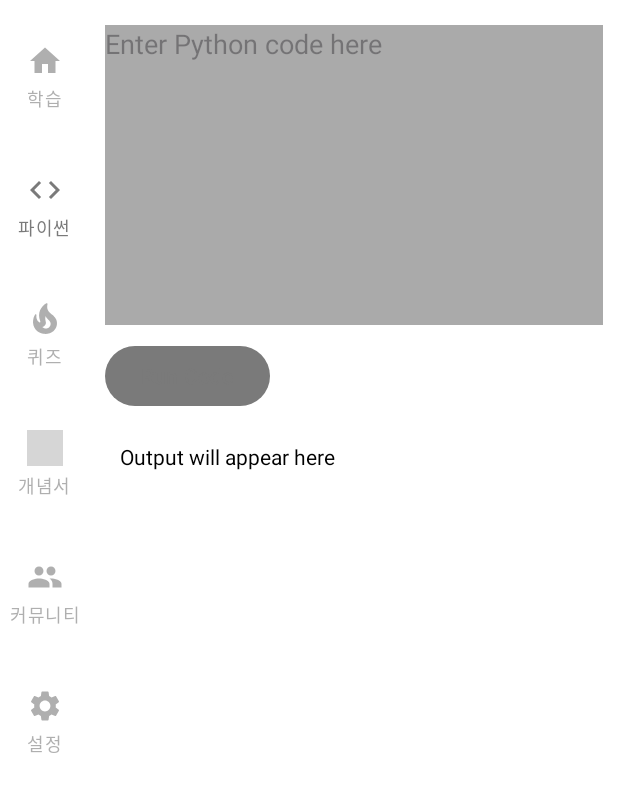
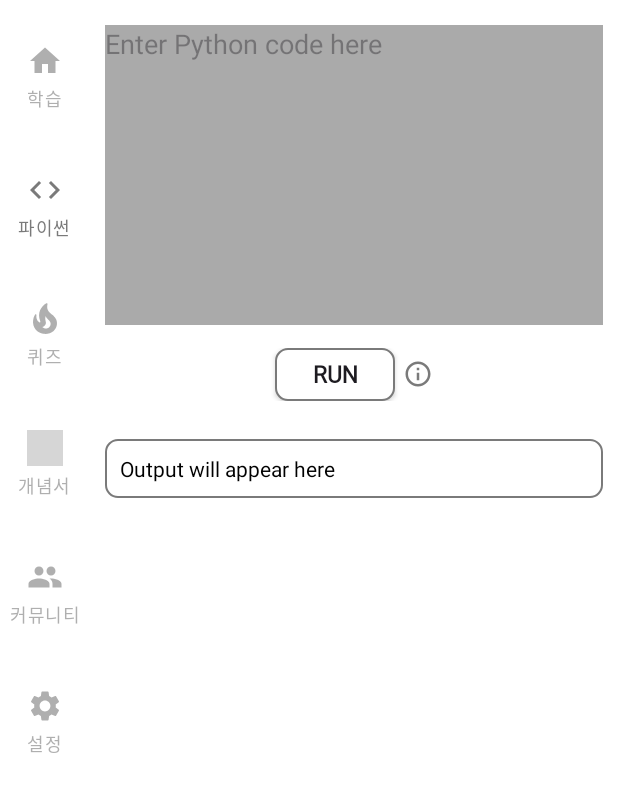
Before and after one commit to SchoolMembers/freeCode, an Android app: the RunActivity screen opened directly, with no data from a screen before it, on a phone screen of 412 x 824 dp, the part 62-874 px from its top. Run offline under Robolectric (Android 15) with nearby library versions, the phone set to English and light mode, and no system bars; libraries missing offline, so code that uses them is left out: com.chaquo.python; 1 statement that could not run was skipped; grey boxes are pictures that could not be loaded.

Commit message:
[update] 파이썬 레이아웃 수정

```diff
--- a/app/src/main/java/com/example/freecode/RunActivity.java
+++ b/app/src/main/java/com/example/freecode/RunActivity.java
@@ -18,7 +18,9 @@ import com.chaquo.python.PyObject;
 import com.chaquo.python.Python;
 import com.chaquo.python.android.AndroidPlatform;
 import com.example.freecode.databinding.ActivityRunBinding;
+import com.example.freecode.methodClass.DialogInfo;
 import com.example.freecode.methodClass.NvgListener;
+import com.example.freecode.methodClass.TextCustom;
 import com.google.android.material.navigation.NavigationBarView;
 
 
@@ -117,5 +119,17 @@ public class RunActivity  extends AppCompatActivity {
                 outputView.setText(ContextCompat.getString(this, R.string.emtpy_code));
             }
         });
+
+        // info 다이얼로그
+        Button infoButton = binding.info;
+        infoButton.setOnClickListener(v -> {
+            DialogInfo dialog = new DialogInfo(this);
+            String text = this.getString(R.string.run_info);
+
+            dialog.setText(text, 1);
+
+            dialog.show();
+            Log.d("RunActivity", "RunActivity info dialog show");
+        });
     }
 }
--- a/app/src/main/res/layout/activity_run.xml
+++ b/app/src/main/res/layout/activity_run.xml
@@ -85,21 +85,44 @@
                     android:inputType="textMultiLine"
                     android:background="@android:color/darker_gray" />
 
-                <Button
-                    android:id="@+id/runButton"
-                    android:layout_width="wrap_content"
+                <LinearLayout
+                    android:layout_width="match_parent"
                     android:layout_height="wrap_content"
-                    android:text="Run Code"
-                    android:layout_marginTop="10dp" />
+                    android:layout_marginTop="15dp"
+                    android:layout_marginBottom="15dp"
+                    android:orientation="horizontal"
+                    android:gravity="center">
+                    <android.widget.Button
+                        android:id="@+id/runButton"
+                        android:layout_width="80dp"
+                        android:layout_height="35dp"
+                        android:fontFamily="@font/simple"
+                        android:textStyle="bold"
+                        android:text="Run"
+                        android:textSize="15sp"
+                        android:background="@drawable/button_background1"
+                        android:gravity="center"/>
+                    <android.widget.Button
+                        android:id="@+id/info"
+                        android:layout_width="20dp"
+                        android:layout_height="20dp"
+                        android:background="@drawable/info"
+                        android:backgroundTint="?attr/colorOnPrimary"
+                        android:layout_marginStart="5dp"
+                        android:gravity="center"/>
+                </LinearLayout>
+
+
 
                 <TextView
                     android:id="@+id/outputView"
                     android:layout_width="match_parent"
                     android:layout_height="wrap_content"
                     android:layout_marginTop="10dp"
+                    android:layout_marginBottom="10dp"
+                    android:background="@drawable/button_background1"
                     android:text="Output will appear here"
                     android:textColor="@android:color/black"
-                    android:background="@android:color/white"
                     android:padding="10dp" />
 
 
--- a/app/src/main/res/values/strings.xml
+++ b/app/src/main/res/values/strings.xml
@@ -41,4 +41,7 @@
     <string name="before">이전</string>
     <string name="no_data">데이터가 없습니다</string>
     <string name="emtpy_code">코드가 입력되지 않았습니다</string>
+
+    <!--RunActivity-->
+    <string name="run_info">d</string>
 </resources>
```
Also changed, not shown: 1 other file.
